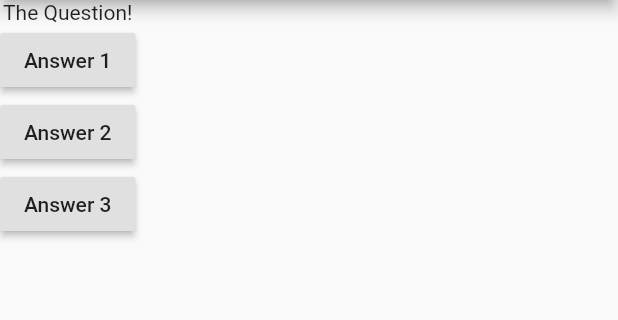
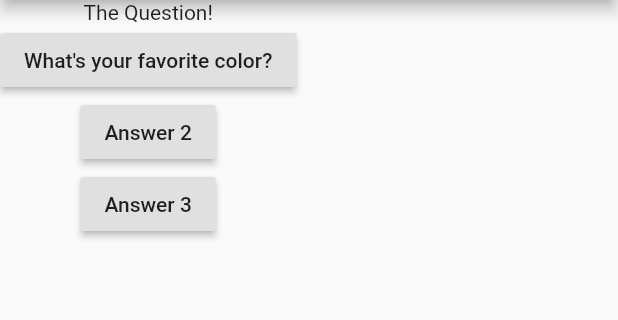
Before and after one commit to ShaliniPurohit01/Flutter, a Flutter app: the screen it shows after launch, on a phone screen of 412 x 824 dp, the part 84-404 px from its top. Run offline on Flutter 3.47's test engine with Material 2 defaults, Android fonts, the phone set to English and light mode, and no system bars.

Commit message:
update in widget in quiz_app

```diff
--- a/quiz_app/lib/main.dart
+++ b/quiz_app/lib/main.dart
@@ -4,8 +4,11 @@ void main() =>   runApp(MyApp());
 
 class MyApp extends StatelessWidget {
 
+  var questionIndex=0;
+
   void answerQuestion(){
-    print('Answer chosen!!');
+    questionIndex=questionIndex+1;
+    print(questionIndex);
   }
   @override
   Widget build(BuildContext context) {
@@ -17,7 +20,7 @@ class MyApp extends StatelessWidget {
       appBar:AppBar(title:Text('Welcome to Quiz'),),
       body: Column(children: /*<Widget>*/[
         Text('The Question!'),
-        RaisedButton(child: Text('Answer 1'), onPressed: answerQuestion,),
+        RaisedButton(child: Text(questions[questionIndex],), onPressed: answerQuestion,),
         RaisedButton(child: Text('Answer 2'), onPressed: () => print('Answer 2 chosen!'),),
         RaisedButton(child: Text('Answer 3'), onPressed: (){
            print('Answer 3 chosen');
```
